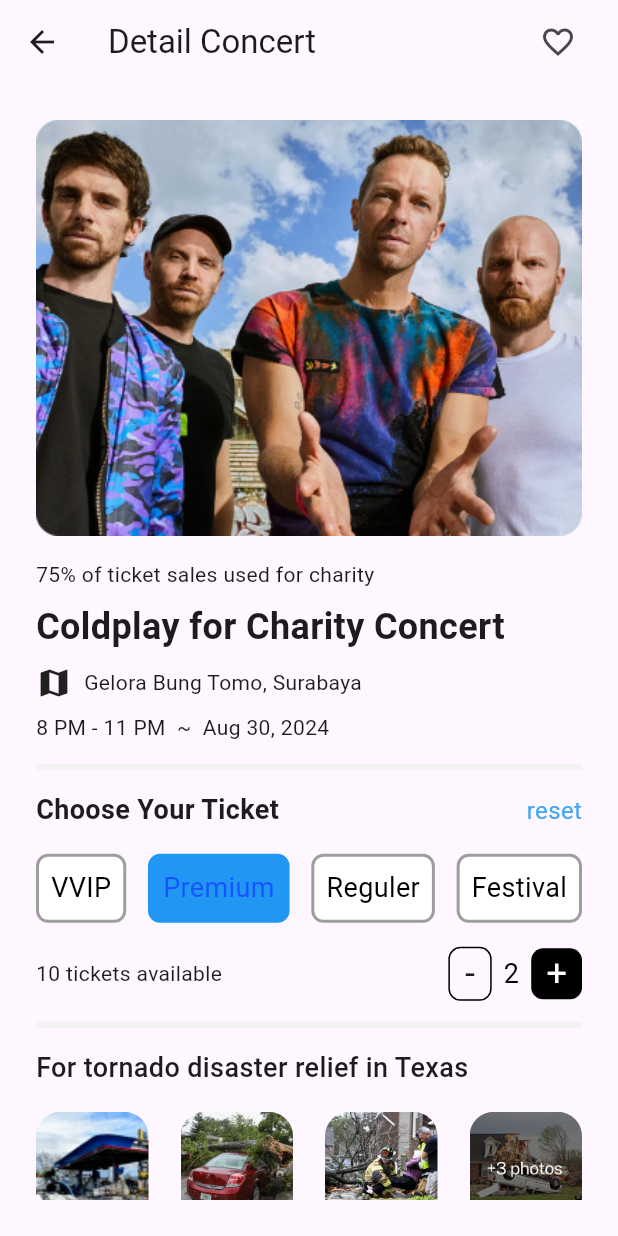
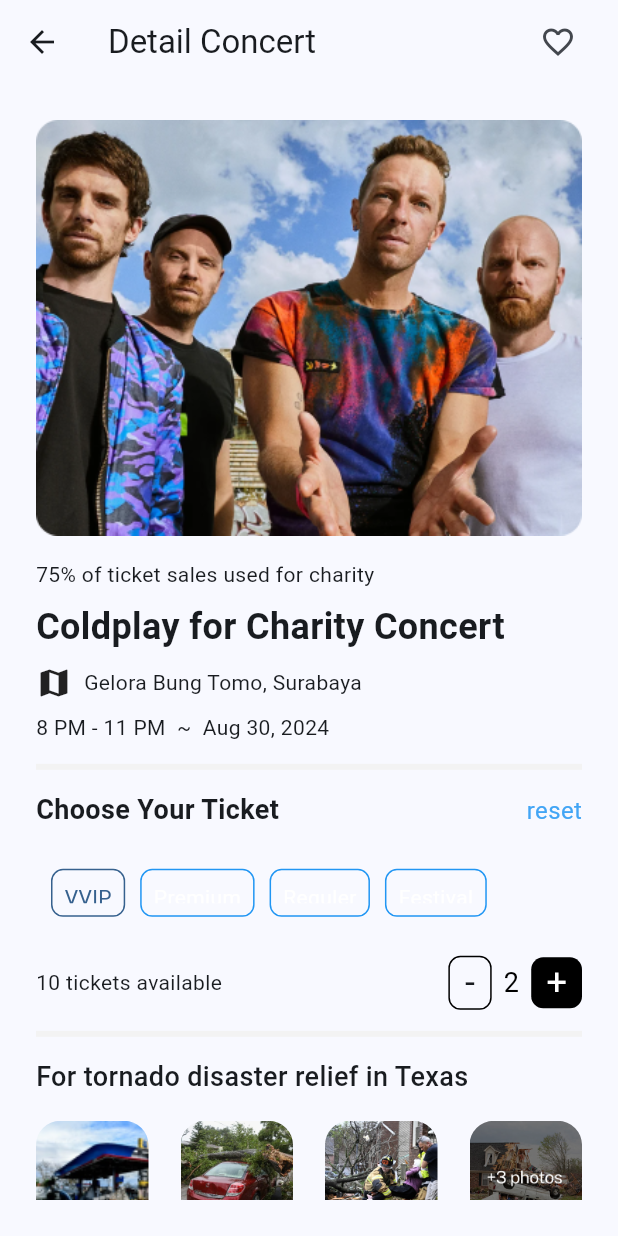
Before and after one commit to alifrizqullahmaruf/PijarApp, a Flutter app: the DetailConcert screen opened directly, on a phone screen of 412 x 824 dp. Run offline on Flutter 3.47's test engine with Material 3 defaults, Android fonts, the light colour scheme and no system bars; our stand-ins replace chips_choice_null_safety, persistent_bottom_nav_bar.

Commit message:
Ticket Selection

```diff
--- a/lib/main.dart
+++ b/lib/main.dart
@@ -18,7 +18,7 @@
     return MaterialApp(
       title: 'Flutter Demo',
       theme: ThemeData(
-        colorScheme: ColorScheme.fromSeed(seedColor: Colors.deepPurple),
+        colorScheme: ColorScheme.fromSeed(seedColor: Colors.blue),
         useMaterial3: true,
       ),
       home: const SplashScreen(),
--- a/lib/pages/content/home_screen.dart
+++ b/lib/pages/content/home_screen.dart
@@ -47,7 +47,8 @@
                               Navigator.push(
                                 context,
                                 MaterialPageRoute(
-                                    builder: (context) => DetailConcert()),
+                                  builder: (context) => DetailConcert(),
+                                ),
                               );
                             },
                             imagePath: "lib/assets/coldPlay.png",
--- a/lib/pages/detail_concert.dart
+++ b/lib/pages/detail_concert.dart
@@ -1,4 +1,5 @@
 import 'package:flutter/material.dart';
+import 'package:pijar_app/pages/ticket_selection.dart';
 import 'package:pijar_app/widgets/artist_section.dart';
 import 'package:pijar_app/widgets/card_tickets.dart';
 import 'package:pijar_app/widgets/custom_devider.dart';
@@ -109,43 +110,44 @@
               Row(
                 mainAxisAlignment: MainAxisAlignment.spaceBetween,
                 children: [
-                  TicketCard(
-                    backgroundColor: Colors.white,
-                    textColor: Colors.black,
-                    text: "VVIP",
-                    borderColor: Colors.grey,
-                    borderWidth: 2.0,
-                  ),
-                  SizedBox(
-                    width: 8,
-                  ),
-                  TicketCard(
-                    backgroundColor: Colors.blue,
-                    textColor: Color.fromARGB(255, 20, 86, 254),
-                    text: "Premium",
-                    borderColor: Colors.blue,
-                    borderWidth: 2.0,
-                  ),
-                  SizedBox(
-                    width: 8,
-                  ),
-                  TicketCard(
-                    backgroundColor: Colors.white,
-                    textColor: Colors.black,
-                    text: "Reguler",
-                    borderColor: Colors.grey,
-                    borderWidth: 2.0,
-                  ),
-                  SizedBox(
-                    width: 8,
-                  ),
-                  TicketCard(
-                    backgroundColor: Colors.white,
-                    textColor: Colors.black,
-                    text: "Festival",
-                    borderColor: Colors.grey,
-                    borderWidth: 2.0,
-                  ),
+                  // TicketCard(
+                  //   backgroundColor: Colors.white,
+                  //   textColor: Colors.black,
+                  //   text: "VVIP",
+                  //   borderColor: Colors.grey,
+                  //   borderWidth: 2.0,
+                  // ),
+                  // SizedBox(
+                  //   width: 8,
+                  // ),
+                  // TicketCard(
+                  //   backgroundColor: Colors.blue,
+                  //   textColor: Color.fromARGB(255, 20, 86, 254),
+                  //   text: "Premium",
+                  //   borderColor: Colors.blue,
+                  //   borderWidth: 2.0,
+                  // ),
+                  // SizedBox(
+                  //   width: 8,
+                  // ),
+                  // TicketCard(
+                  //   backgroundColor: Colors.white,
+                  //   textColor: Colors.black,
+                  //   text: "Reguler",
+                  //   borderColor: Colors.grey,
+                  //   borderWidth: 2.0,
+                  // ),
+                  // SizedBox(
+                  //   width: 8,
+                  // ),
+                  // TicketCard(
+                  //   backgroundColor: Colors.white,
+                  //   textColor: Colors.black,
+                  //   text: "Festival",
+                  //   borderColor: Colors.grey,
+                  //   borderWidth: 2.0,
+                  // ),
+                  TicketSelectionWidget(),
                 ],
               ),
               SizedBox(
--- /dev/null
+++ b/lib/pages/ticket_selection.dart
@@ -0,0 +1,39 @@
+import 'package:chips_choice_null_safety/chips_choice_null_safety.dart';
+import 'package:flutter/material.dart';
+
+class TicketSelectionWidget extends StatefulWidget {
+  @override
+  _TicketSelectionWidgetState createState() => _TicketSelectionWidgetState();
+}
+
+class _TicketSelectionWidgetState extends State<TicketSelectionWidget> {
+  int selectedTicketIndex = 0;
+  List<String> ticketTypes = ["VVIP", "Premium", "Reguler", "Festival"];
+
+  @override
+  Widget build(BuildContext context) {
+    return Row(
+      children: [
+        Expanded(
+          child: ChipsChoice<int>.single(
+            value: selectedTicketIndex,
+            onChanged: (val) => setState(() => selectedTicketIndex = val),
+            choiceItems: C2Choice.listFrom<int, String>(
+              source: ticketTypes,
+              value: (i, v) => i,
+              label: (i, v) => v,
+            ),
+            choiceStyle: C2ChoiceStyle(
+              brightness: Brightness.light,
+              showCheckmark: false,
+              padding: EdgeInsets.all(8),
+              borderRadius: BorderRadius.circular(8),
+              color: Colors.white,
+              borderColor: Colors.blue,
+            ),
+          ),
+        ),
+      ],
+    );
+  }
+}
```
Also changed, not shown: pubspec.yaml (+4 -9 lines), pubspec.lock.
